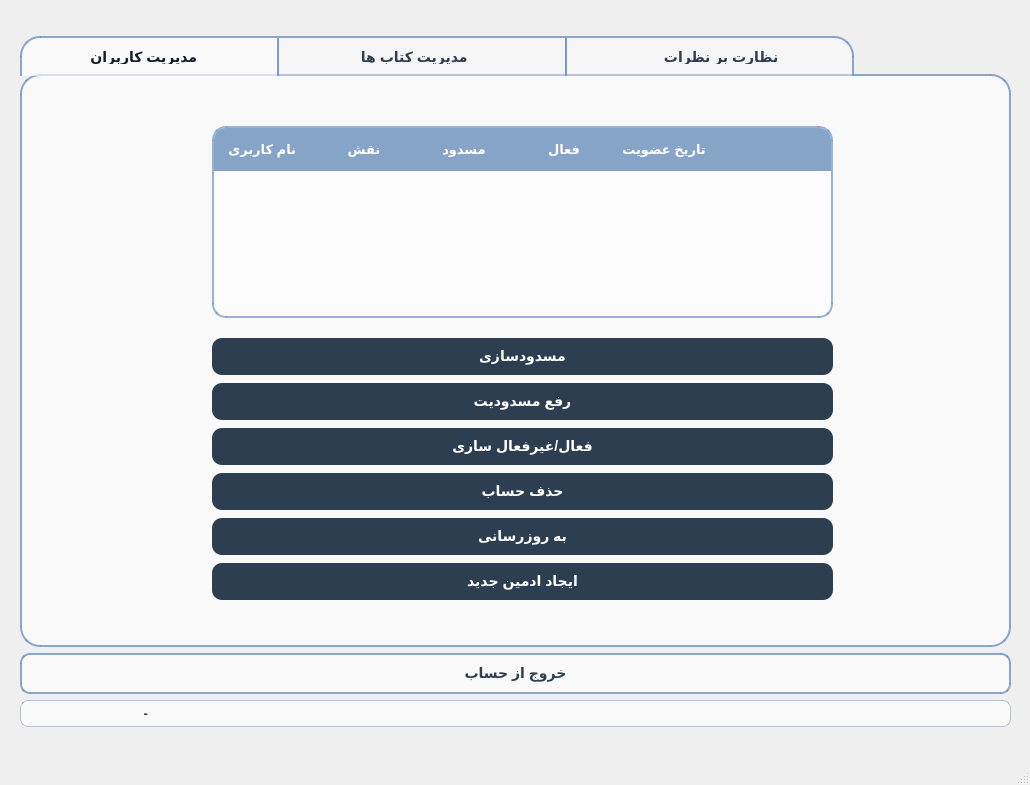
The window that client/adminmainwindow.ui (afkhamis1386-afk/bookCLUB_Project) describes before a commit, drawn with Qt 5.
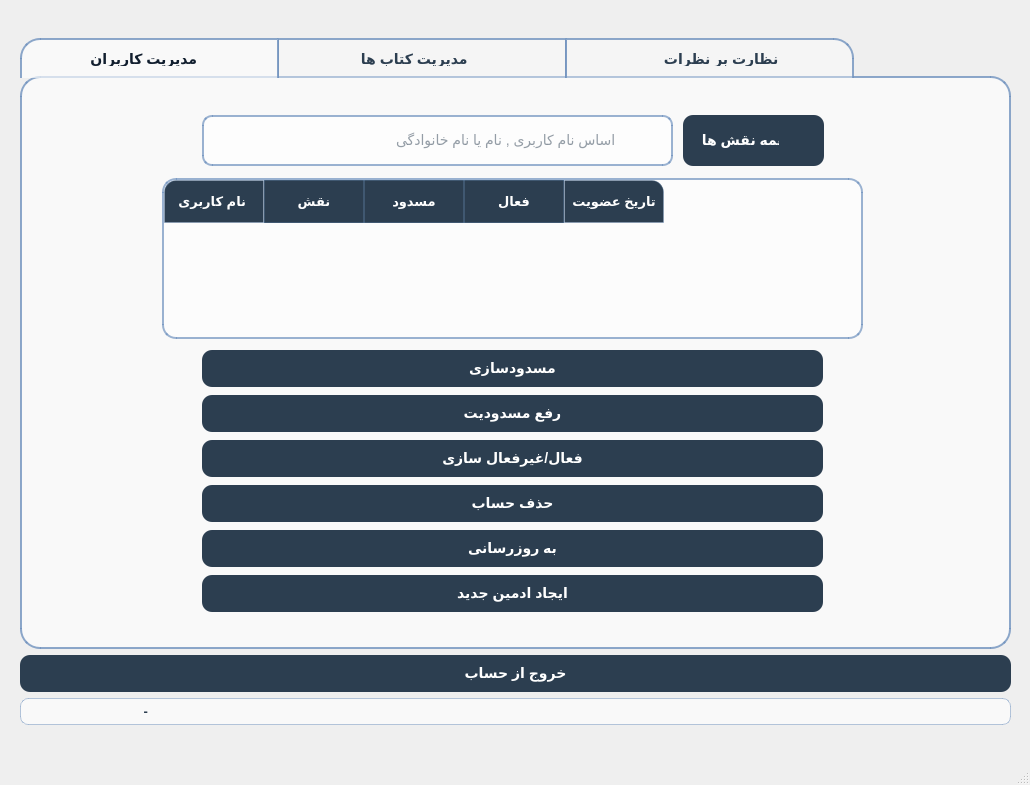
The same window after the commit. The open tabs and pages were chosen to show the change. Icons and pictures are not drawn.

Commit message: feat(admin): add user search/filter and review status display

```diff
--- a/client/adminmainwindow.ui
+++ b/client/adminmainwindow.ui
@@ -26,15 +26,15 @@
 }
 
 QTabWidget::pane {
-    border: 2px solid rgba(112, 146, 190, 0.8); 
-    background: rgba(255, 255, 255, 0.65); 
+    border: 2px solid rgba(112, 146, 190, 0.8);
+    background: rgba(255, 255, 255, 0.65);
     border-bottom-left-radius: 20px;
     border-bottom-right-radius: 20px;
     border-top-left-radius: 0px;
     border-top-right-radius: 0px;
-    margin-top: -2px; 
+    margin-top: -2px;
     padding: 20px;
-border-radius: 20px;
+    border-radius: 20px;
 }
 
 QTabBar {
@@ -45,11 +45,10 @@
 }
 
 QTabBar::tab {
-    background: rgba(255, 255, 255, 0.35);  
+    background: rgba(255, 255, 255, 0.35);
     border: 2px solid rgba(112, 146, 190, 0.8);
     border-bottom: none;
-    color: #2c3e50; 
-
+    color: #2c3e50;
     padding: 12px 0px;
     font-size: 14px;
     font-weight: bold;
@@ -82,7 +81,7 @@
 }
 
 QTableWidget {
-    background: rgba(255, 255, 255, 0.45);  
+    background: rgba(255, 255, 255, 0.45);
     border: 2px solid rgba(112, 146, 190, 0.7);
     gridline-color: rgba(112, 146, 190, 0.25);
     border-radius: 14px;
@@ -91,37 +90,42 @@
     font-family: &quot;Segoe UI&quot;, &quot;Tahoma&quot;, sans-serif;
 }
 
-QTableWidget QHeaderView::vertical {
-    width: 0px;
-}
-
+/* --- تنظیمات جدید هدر جدول --- */
 QHeaderView {
-    background-color: rgba(112, 146, 190, 0.85); 
-    border: none;
-    border-top-left-radius: 12px;
-    border-top-right-radius: 12px;
-}
-
-QHeaderView::section {
     background-color: transparent;
-    color: #ffffff;
-    padding: 12px 0px;
-    font-weight: bold;
-    font-size: 13px;
     border: none;
+}
+
+QHeaderView::section:horizontal {
+    background-color: #2c3e50; 
+    color: #ffffff;
+    padding: 10px 0px;
+    font-weight: bold;
+    font-size: 13px;
+    border: 1px solid rgba(112, 146, 190, 0.3);
     text-align: center;
-    min-width: 123px;
-    max-width: 123px;
 }
 
-QHeaderView::section:first {
+QHeaderView::section:horizontal:first {
     border-top-left-radius: 12px;
 }
 
-QHeaderView::section:last {
+QHeaderView::section:horizontal:last {
     border-top-right-radius: 12px;
 }
 
+QHeaderView::section:vertical {
+    background-color: #2c3e50; 
+    color: #ffffff;
+    font-weight: bold;
+    font-size: 12px;
+    border: 1px solid rgba(112, 146, 190, 0.3);
+    text-align: center;
+    min-width: 35px; 
+    max-width: 35px; 
+    padding: 2px;
+}
+
 QTableWidget::item {
     padding: 10px;
     color: #2c3e50;
@@ -138,7 +142,7 @@
 
 QTableWidget QScrollBar:horizontal {
     border: none;
-    background: rgba(112, 146, 190, 0.2); 
+    background: rgba(112, 146, 190, 0.2);
     height: 10px;
     margin: 0px;
     border-bottom-left-radius: 8px;
@@ -146,7 +150,7 @@
 }
 
 QTableWidget QScrollBar::handle:horizontal {
-    background: #a6c8e0; 
+    background: #a6c8e0;
     min-width: 30px;
     border-radius: 5px;
     margin: 1px;
@@ -163,14 +167,14 @@
     width: 0px;
 }
 
-QTableWidget QScrollBar::add-page:horizontal, 
+QTableWidget QScrollBar::add-page:horizontal,
 QTableWidget QScrollBar::sub-page:horizontal {
     background: none;
 }
 
 QTableWidget QScrollBar:vertical {
     border: none;
-    background: rgba(112, 146, 190, 0.2); 
+    background: rgba(112, 146, 190, 0.2);
     width: 10px;
     margin: 0px;
     border-top-right-radius: 8px;
@@ -178,7 +182,7 @@
 }
 
 QTableWidget QScrollBar::handle:vertical {
-    background: #a6c8e0; 
+    background: #a6c8e0;
     min-height: 30px;
     border-radius: 5px;
     margin: 1px;
@@ -197,8 +201,9 @@
 QTableWidget QScrollBar::sub-page:vertical {
     background: none;
 }
+
 QPushButton {
-    background-color: #2c3e50; 
+    background-color: #2c3e50;
     color: #ffffff;
     border: none;
     border-radius: 10px;
@@ -213,18 +218,18 @@
     color: #d4af37;
     font-weight: bold;
 }
+
 QPushButton:pressed {
     background-color: #1a252f;
 }
-QPushButton#backButton,
-QPushButton#logoutButton {
+
+QPushButton#backButton {
     background-color: rgba(255, 255, 255, 0.6); 
     color: #2c3e50;
     border: 2px solid rgba(112, 146, 190, 0.8);
 }
 
-QPushButton#backButton:hover,
-QPushButton#logoutButton:hover {
+QPushButton#backButton:hover {
     background-color: rgba(255, 255, 255, 0.8);
     color: #000000;
 }
@@ -257,6 +262,37 @@
     color: #2c3e50;
     font-size: 14px;
     font-weight: bold;
+}
+
+QComboBox#userRoleFilterComboBox {
+    background-color: #2c3e50;
+    color: #ffffff;
+    border: none;
+    border-radius: 10px;
+    padding: 10px 15px;
+    font-family: &quot;Segoe UI&quot;, &quot;Tahoma&quot;;
+    font-size: 14px;
+    font-weight: bold;
+}
+
+QComboBox#userRoleFilterComboBox:hover {
+    background-color: #34495e;
+    color: #d4af37;
+}
+
+QComboBox#userRoleFilterComboBox::drop-down {
+    border: none;
+    width: 30px;
+}
+
+QComboBox#userRoleFilterComboBox QAbstractItemView {
+    background-color: #2c3e50;
+    color: #ffffff;
+    selection-background-color: #34495e;
+    selection-color: #d4af37;
+    border: 1.5px solid rgba(112, 146, 190, 0.7);
+    border-radius: 8px;
+    outline: none;
 }</string>
   </property>
   <widget class="QWidget" name="centralwidget">
@@ -303,10 +339,10 @@
        <widget class="QTableWidget" name="usersTableWidget">
         <property name="geometry">
          <rect>
-          <x>170</x>
-          <y>30</y>
-          <width>621</width>
-          <height>192</height>
+          <x>120</x>
+          <y>80</y>
+          <width>701</width>
+          <height>161</height>
          </rect>
         </property>
         <property name="columnCount">
@@ -341,8 +377,8 @@
        <widget class="QWidget" name="layoutWidget_users">
         <property name="geometry">
          <rect>
-          <x>170</x>
-          <y>240</y>
+          <x>160</x>
+          <y>250</y>
           <width>621</width>
           <height>271</height>
          </rect>
@@ -392,6 +428,49 @@
          </item>
         </layout>
        </widget>
+       <widget class="QLineEdit" name="userSearchLineEdit">
+        <property name="geometry">
+         <rect>
+          <x>160</x>
+          <y>17</y>
+          <width>471</width>
+          <height>51</height>
+         </rect>
+        </property>
+        <property name="placeholderText">
+         <string>          اساس نام کاربری , نام یا نام خانوادگی  </string>
+        </property>
+       </widget>
+       <widget class="QComboBox" name="userRoleFilterComboBox">
+        <property name="geometry">
+         <rect>
+          <x>641</x>
+          <y>17</y>
+          <width>141</width>
+          <height>51</height>
+         </rect>
+        </property>
+        <item>
+         <property name="text">
+          <string> همه نقش ها    </string>
+         </property>
+        </item>
+        <item>
+         <property name="text">
+          <string>کاربر عادی   </string>
+         </property>
+        </item>
+        <item>
+         <property name="text">
+          <string>ناشر   </string>
+         </property>
+        </item>
+        <item>
+         <property name="text">
+          <string>ادمین   </string>
+         </property>
+        </item>
+       </widget>
       </widget>
       <widget class="QWidget" name="tab_3">
        <attribute name="title">
```
Left out of the diff: 159 changed lines with no effect on the pictures. The commit also changes 2 other files.
